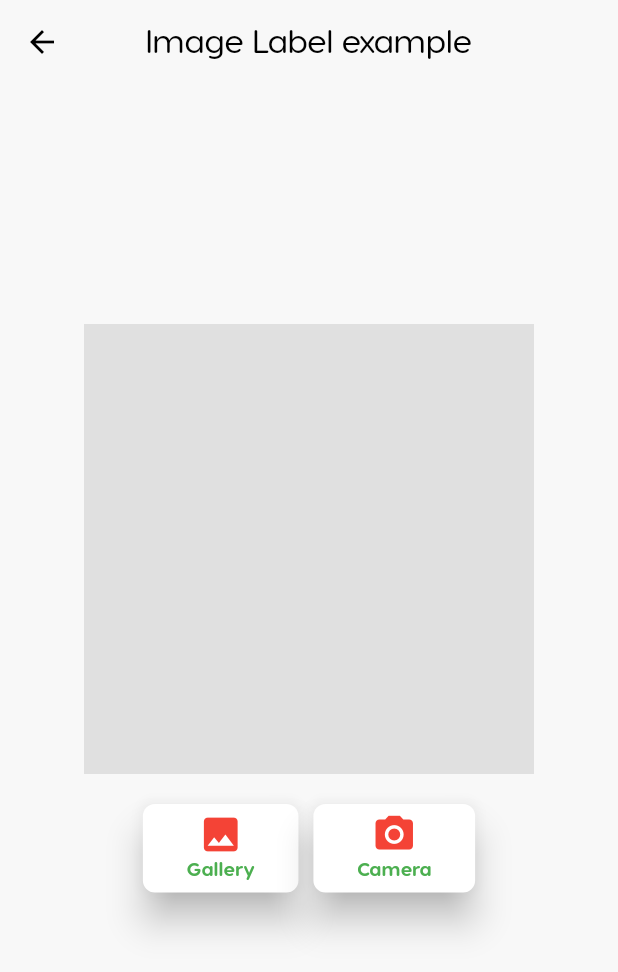
After one commit to Zied-Dahmani/ESJourney-frontoffice, a Flutter app: the MyEventsScreen screen opened directly, after a tap on "Gallery", on a phone screen of 412 x 824 dp. The commit adds this screen. Shown: the top 972 px of the screen. Run offline on Flutter 3.47's test engine with Material 2 defaults, Android fonts, the phone set to English and light mode, and no system bars; our stand-ins replace animated_background, animated_text_kit, audioplayers, avatar_glow, bloc, cached_network_image and 40 more; missing offline and left inert: animate_icons, awesome_card, code_text_field, comment_tree, curved_nav_bar, dynamic_height_grid_view and 14 more; accounts and stored records are empty; network calls fail; project files that could hold a hidden picture were left out.

```diff
--- /dev/null
+++ b/assets/labels.txt
@@ -0,0 +1,3 @@
+0 T-shirt
+1 Cargo
+2 Black
--- a/lib/logic/cubits/club_event/club_event_cubit.dart
+++ b/lib/logic/cubits/club_event/club_event_cubit.dart
@@ -12,7 +12,6 @@ import 'package:maps_launcher/maps_launcher.dart';
 class ClubEventCubit extends Cubit<ClubEventState> {
   ClubEventCubit(this._connectivityCubit, this._clubRepository)
       : super(ClubEventLoadInProgress()) {
-    init();
   }
 
   final _connectivityCubit, _clubRepository;
--- a/lib/presentation/screens/club_event/club_events_map_screen.dart
+++ b/lib/presentation/screens/club_event/club_events_map_screen.dart
@@ -34,6 +34,7 @@ class _ClubEventsMapScreenState extends State<ClubEventsMapScreen>
   @override
   void initState() {
     super.initState();
+    BlocProvider.of<ClubEventCubit>(context).init();
     _animationController = AnimationController(
         vsync: this, duration: const Duration(milliseconds: 600));
     _animationController.repeat(reverse: true);
--- /dev/null
+++ b/lib/presentation/screens/club_event/my_events_screen.dart
@@ -0,0 +1,173 @@
+import 'dart:io';
+import 'package:flutter/material.dart';
+import 'package:google_mlkit_image_labeling/google_mlkit_image_labeling.dart';
+import 'package:image_picker/image_picker.dart';
+
+class MyEventsScreen extends StatefulWidget {
+  const MyEventsScreen({Key? key}) : super(key: key);
+
+  @override
+  State<MyEventsScreen> createState() => _MyEventsScreenState();
+}
+
+class _MyEventsScreenState extends State<MyEventsScreen> {
+  bool imageLabelChecking = false;
+
+  XFile? imageFile;
+
+  String imageLabel = "";
+
+  @override
+  Widget build(BuildContext context) {
+    return Scaffold(
+      appBar: AppBar(
+        centerTitle: true,
+        title: const Text("Image Label example"),
+      ),
+      body: Center(
+          child: SingleChildScrollView(
+            child: Container(
+                margin: const EdgeInsets.all(20),
+                child: Column(
+                  crossAxisAlignment: CrossAxisAlignment.center,
+                  children: [
+                    if (imageLabelChecking) const CircularProgressIndicator(),
+                    if (!imageLabelChecking && imageFile == null)
+                      Container(
+                        width: 300,
+                        height: 300,
+                        color: Colors.grey[300]!,
+                      ),
+                    if (imageFile != null)
+                      Image.file(
+                        File(imageFile!.path),
+                      ),
+                    Row(
+                      mainAxisAlignment: MainAxisAlignment.center,
+                      children: [
+                        Container(
+                            margin: const EdgeInsets.symmetric(horizontal: 5),
+                            padding: const EdgeInsets.symmetric(vertical: 20),
+                            child: ElevatedButton(
+                              style: ElevatedButton.styleFrom(
+                                primary: Colors.white,
+                                onPrimary: Colors.grey,
+                                shadowColor: Colors.grey[400],
+                                elevation: 10,
+                                shape: RoundedRectangleBorder(
+                                    borderRadius: BorderRadius.circular(8.0)),
+                              ),
+                              onPressed: () {
+                                getImage(ImageSource.gallery);
+                              },
+                              child: Container(
+                                margin: const EdgeInsets.symmetric(
+                                    vertical: 5, horizontal: 5),
+                                child: Column(
+                                  mainAxisSize: MainAxisSize.min,
+                                  children: const [
+                                    Icon(
+                                      Icons.image,
+                                      size: 30,
+                                      color: Colors.red,
+                                    ),
+                                    Text(
+                                      "Gallery",
+                                      style: TextStyle(
+                                          fontSize: 13,
+                                          color: Colors.green,
+                                          fontWeight: FontWeight.bold),
+                                    )
+                                  ],
+                                ),
+                              ),
+                            )),
+                        Container(
+                            margin: const EdgeInsets.symmetric(horizontal: 5),
+                            padding: const EdgeInsets.symmetric(vertical: 20),
+                            child: ElevatedButton(
+                              style: ElevatedButton.styleFrom(
+                                primary: Colors.white,
+                                onPrimary: Colors.grey,
+                                shadowColor: Colors.grey[400],
+                                elevation: 10,
+                                shape: RoundedRectangleBorder(
+                                    borderRadius: BorderRadius.circular(8.0)),
+                              ),
+                              onPressed: () {
+                                getImage(ImageSource.camera);
+                              },
+                              child: Container(
+                                margin: const EdgeInsets.symmetric(
+                                    vertical: 5, horizontal: 5),
+                                child: Column(
+                                  mainAxisSize: MainAxisSize.min,
+                                  children: const [
+                                    Icon(
+                                      Icons.camera_alt,
+                                      size: 30,
+                                      color: Colors.red,
+                                    ),
+                                    Text(
+                                      "Camera",
+                                      style: TextStyle(
+                                          fontSize: 13,
+                                          color: Colors.green,
+                                          fontWeight: FontWeight.bold),
+                                    )
+                                  ],
+                                ),
+                              ),
+                            )),
+                      ],
+                    ),
+                    const SizedBox(
+                      height: 20,
+                    ),
+                    Text(
+                      imageLabel,
+                      style: const TextStyle(fontSize: 20),
+                    )
+                  ],
+                )),
+          )),
+    );
+  }
+
+  void getImage(ImageSource source) async {
+    try {
+      final pickedImage = await ImagePicker().pickImage(source: source);
+      if (pickedImage != null) {
+        imageLabelChecking = true;
+        imageFile = pickedImage;
+        setState(() {});
+        getImageLabels(pickedImage);
+      }
+    } catch (e) {
+      imageLabelChecking = false;
+      imageFile = null;
+      imageLabel = "Error occurred while getting image Label";
+      setState(() {});
+    }
+  }
+
+  void getImageLabels(XFile image) async {
+    final inputImage = InputImage.fromFilePath(image.path);
+    ImageLabeler imageLabeler =
+    ImageLabeler(options: ImageLabelerOptions(confidenceThreshold: 0.75));
+    List<ImageLabel> labels = await imageLabeler.processImage(inputImage);
+    StringBuffer sb = StringBuffer();
+    for (ImageLabel imgLabel in labels) {
+      String lblText = imgLabel.label;
+      double confidence = imgLabel.confidence;
+      sb.write(lblText);
+      sb.write(" : ");
+      sb.write((confidence * 100).toStringAsFixed(2));
+      sb.write("%\n");
+    }
+    imageLabeler.close();
+    imageLabel = sb.toString();
+    imageLabelChecking = false;
+    setState(() {});
+  }
+}
--- a/lib/presentation/screens/drawer_screen.dart
+++ b/lib/presentation/screens/drawer_screen.dart
@@ -25,8 +25,9 @@ class _DrawerScreenState extends State<DrawerScreen> {
           DrawerItem(FontAwesomeIcons.house, AppStrings.khome, 0),
           DrawerItem(FontAwesomeIcons.calendarDays, AppStrings.kevents, 1),
           DrawerItem(FontAwesomeIcons.calendarDays, AppStrings.kclubEvents, 2),
+          DrawerItem(FontAwesomeIcons.calendarDays, AppStrings.kmyEvents, 4),
           DrawerItem(FontAwesomeIcons.video, AppStrings.kapplications, 3),
-          DrawerItem(FontAwesomeIcons.gear, AppStrings.ksettings, 4)
+          DrawerItem(FontAwesomeIcons.gear, AppStrings.ksettings, 5)
         ],
       ),
     );
--- a/lib/presentation/screens/zoom_drawer_screen.dart
+++ b/lib/presentation/screens/zoom_drawer_screen.dart
@@ -1,5 +1,6 @@
 import 'package:esjourney/logic/cubits/club/club_cubit.dart';
 import 'package:esjourney/presentation/router/routes.dart';
+import 'package:esjourney/presentation/screens/club_event/my_events_screen.dart';
 import 'package:esjourney/presentation/screens/curriculum/chat/socket_service.dart';
 import 'package:esjourney/logic/cubits/user/user_cubit.dart';
 import 'package:esjourney/logic/cubits/user/user_state.dart';
@@ -75,7 +76,8 @@ class _ZoomDrawerScreenState extends State<ZoomDrawerScreen> {
         if (state is UserLogInSuccess) {
           if (_isFirstTime) {
             _isFirstTime = false;
-            BlocProvider.of<UserCubit>(context).updateDeviceToken(state.user.token!);
+            BlocProvider.of<UserCubit>(context)
+                .updateDeviceToken(state.user.token!);
           }
           socketService.connect(state.user.token!);
           return ZoomDrawer(
@@ -111,6 +113,8 @@ class _ZoomDrawerScreenState extends State<ZoomDrawerScreen> {
       case 3:
         return const ApplicationsScreen();
       case 4:
+        return const MyEventsScreen();
+      case 5:
         return const MainScreen();
       default:
         return const MainScreen();
--- a/lib/utils/strings.dart
+++ b/lib/utils/strings.dart
@@ -24,6 +24,7 @@ class AppStrings {
   static const kclubEvents = 'Club Events';
   static const kapplications = 'Applications';
   static const ksettings = 'Settings';
+  static const kmyEvents = 'My Events';
 
 
   // Zied
@@ -71,6 +72,10 @@ class AppStrings {
   static const kearlyToJoinInterview = "It's still early to join the interview!";
 
   static const kok = 'Ok';
+  static const kpayment = 'Payment';
+  static const kpaymentConfirmation = 'Do you confirm to pay \$';
+  static const kyes = 'Yes';
+  static const kno = 'No';
 
   // Louay
 
--- a/pubspec.yaml
+++ b/pubspec.yaml
@@ -93,6 +93,8 @@ dependencies:
   chewie: ^1.4.0
   flutter_swiper_plus: ^2.0.4
   zego_uikit_prebuilt_call: ^3.1.1
+  google_mlkit_image_labeling: ^0.5.0
+  image_picker: ^0.8.7+2
   # Souhail
   circular_countdown_timer: ^0.2.3
   tflite_flutter: ^0.7.0
```
Also changed, not shown: lib/presentation/widgets/club_event/ticket_section.dart (+74 -17 lines), pubspec.lock, 11 other files.
